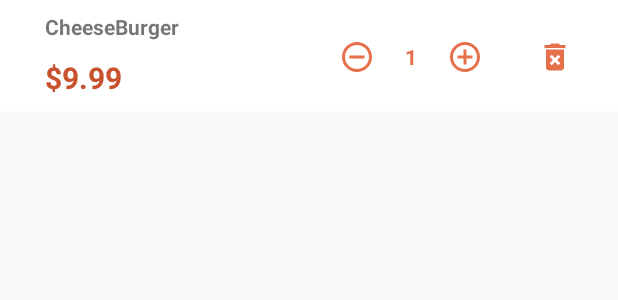
After one commit to CSC322TeamL/Online-Restaurant, an Android app: the layout card_order_cart_dish_item.xml on its own in the app's theme, with its tools: preview values and no code run, on a phone screen of 412 x 824 dp. The commit adds this screen. Shown: the top 300 px of the screen. Run offline under Robolectric (Android 15) with nearby library versions, the phone set to English and light mode, and no system bars.

Commit message:
Order in cart

```diff
--- /dev/null
+++ b/Code/SimpleRestaurant/app/src/main/res/drawable/ic_add_circle_outline.xml
@@ -0,0 +1,9 @@
+<vector xmlns:android="http://schemas.android.com/apk/res/android"
+    android:width="24dp"
+    android:height="24dp"
+    android:viewportWidth="24"
+    android:viewportHeight="24">
+  <path
+      android:fillColor="#FF000000"
+      android:pathData="M13,7h-2v4L7,11v2h4v4h2v-4h4v-2h-4L13,7zM12,2C6.48,2 2,6.48 2,12s4.48,10 10,10 10,-4.48 10,-10S17.52,2 12,2zM12,20c-4.41,0 -8,-3.59 -8,-8s3.59,-8 8,-8 8,3.59 8,8 -3.59,8 -8,8z"/>
+</vector>
--- /dev/null
+++ b/Code/SimpleRestaurant/app/src/main/res/drawable/ic_remove_circle_outline.xml
@@ -0,0 +1,9 @@
+<vector xmlns:android="http://schemas.android.com/apk/res/android"
+    android:width="24dp"
+    android:height="24dp"
+    android:viewportWidth="24"
+    android:viewportHeight="24">
+  <path
+      android:fillColor="#FF000000"
+      android:pathData="M7,11v2h10v-2L7,11zM12,2C6.48,2 2,6.48 2,12s4.48,10 10,10 10,-4.48 10,-10S17.52,2 12,2zM12,20c-4.41,0 -8,-3.59 -8,-8s3.59,-8 8,-8 8,3.59 8,8 -3.59,8 -8,8z"/>
+</vector>
--- /dev/null
+++ b/Code/SimpleRestaurant/app/src/main/res/layout/card_order_cart_dish_item.xml
@@ -0,0 +1,89 @@
+<?xml version="1.0" encoding="utf-8"?>
+<androidx.constraintlayout.widget.ConstraintLayout
+    xmlns:android="http://schemas.android.com/apk/res/android"
+    xmlns:app="http://schemas.android.com/apk/res-auto"
+    android:layout_width="match_parent"
+    android:layout_height="75dp"
+    android:background="@color/white">
+
+
+    <TextView
+        android:id="@+id/tv_order_cart_dish_title"
+        android:layout_width="wrap_content"
+        android:layout_height="wrap_content"
+        android:layout_marginStart="30dp"
+        android:layout_marginTop="8dp"
+        android:text="CheeseBurger"
+        app:layout_constraintStart_toStartOf="parent"
+        app:layout_constraintTop_toTopOf="parent"
+        android:textStyle="bold"/>
+
+
+    <TextView
+        android:layout_width="wrap_content"
+        android:layout_height="wrap_content"
+        android:layout_marginStart="30dp"
+        android:text="$9.99"
+        android:textColor="@color/primaryRedDark"
+        android:textSize="20sp"
+        android:textStyle="bold"
+        app:layout_constraintBottom_toBottomOf="parent"
+        app:layout_constraintStart_toStartOf="parent"
+        app:layout_constraintTop_toBottomOf="@+id/tv_order_cart_dish_title" />
+
+    <LinearLayout
+        android:layout_width="96dp"
+        android:layout_height="wrap_content"
+        android:layout_marginEnd="36dp"
+        android:orientation="horizontal"
+        app:layout_constraintBottom_toBottomOf="parent"
+        app:layout_constraintEnd_toStartOf="@+id/imgbtn_order_cart_dish_remove"
+        app:layout_constraintTop_toTopOf="parent">
+
+        <ImageButton
+            android:id="@+id/imgbtn_order_cart_q_minus"
+            android:layout_width="24dp"
+            android:layout_height="24dp"
+            android:background="@null"
+            android:src="@drawable/ic_remove_circle_outline"
+            android:tint="@color/primaryRed" />
+
+        <TextView
+            android:id="@+id/tv_order_cart_quantity"
+            android:layout_width="48dp"
+            android:layout_height="wrap_content"
+            android:layout_gravity="center"
+            android:gravity="center"
+            android:text="1"
+            android:textColor="@color/primaryRed"
+            android:textStyle="bold" />
+
+        <ImageButton
+            android:id="@+id/imgbtn_order_cart_q_add"
+            android:layout_width="24dp"
+            android:layout_height="24dp"
+            android:background="@null"
+            android:src="@drawable/ic_add_circle_outline"
+            android:tint="@color/primaryRed" />
+    </LinearLayout>
+
+    <ImageButton
+        android:id="@+id/imgbtn_order_cart_dish_remove"
+        android:layout_width="24dp"
+        android:layout_height="24dp"
+        android:layout_marginEnd="30dp"
+        android:background="@null"
+        android:src="@drawable/ic_delete_forever"
+        android:tint="@color/primaryRed"
+        app:layout_constraintBottom_toBottomOf="parent"
+        app:layout_constraintEnd_toEndOf="parent"
+        app:layout_constraintTop_toTopOf="parent" />
+
+    <View
+        android:layout_width="match_parent"
+        android:layout_height="1dp"
+        android:background="@color/grey"
+        app:layout_constraintBottom_toBottomOf="parent" />
+
+
+</androidx.constraintlayout.widget.ConstraintLayout>
```
Also changed, not shown: Code/SimpleRestaurant/app/src/main/java/com/example/simplerestaurant/UserOrderCartActivity.java (added, +62 -0 lines), Code/SimpleRestaurant/app/src/main/res/layout/activity_user_order_cart.xml (added, +73 -0 lines), Code/SimpleRestaurant/app/src/main/res/layout/toolbar_navigation.xml (+14 -0 lines).
